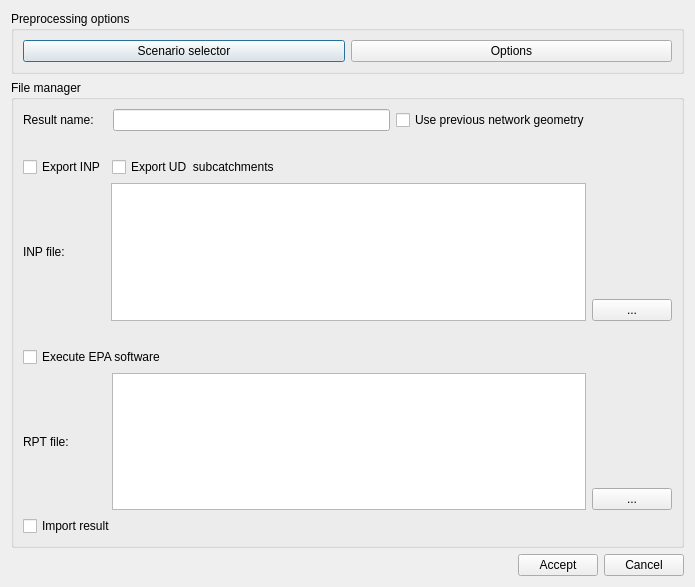
Giswater/giswater_qgis_plugin, file ui/file_manager.ui: the form before one commit.
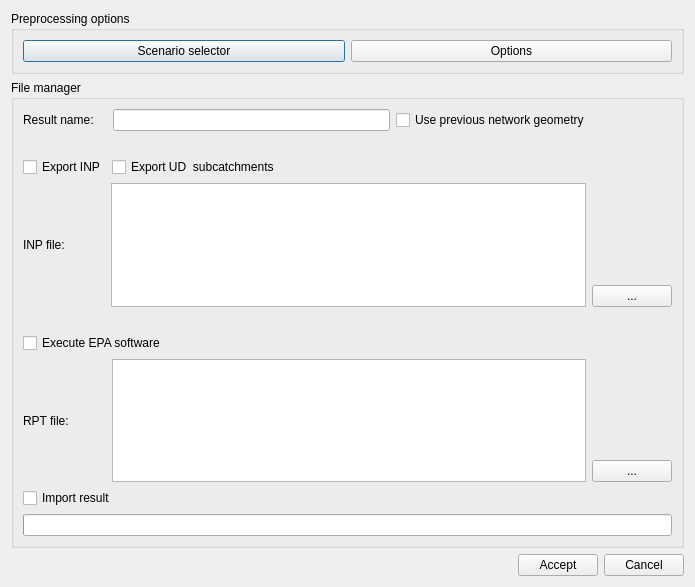
The form after the commit.

```diff
--- a/ui/file_manager.ui
+++ b/ui/file_manager.ui
@@ -305,6 +305,25 @@
           </property>
          </widget>
         </item>
+        <item>
+         <widget class="QProgressBar" name="progressBar">
+          <property name="value">
+           <number>0</number>
+          </property>
+          <property name="textVisible">
+           <bool>false</bool>
+          </property>
+          <property name="orientation">
+           <enum>Qt::Horizontal</enum>
+          </property>
+          <property name="invertedAppearance">
+           <bool>false</bool>
+          </property>
+          <property name="textDirection">
+           <enum>QProgressBar::TopToBottom</enum>
+          </property>
+         </widget>
+        </item>
        </layout>
       </widget>
      </item>
```
